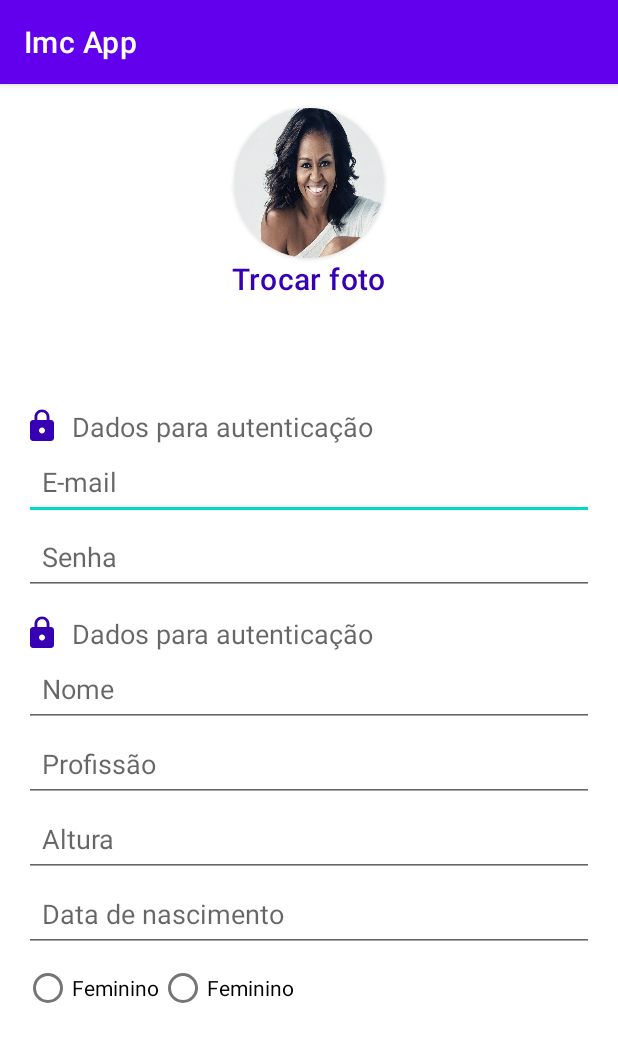
After one commit to gi0vannaj/imc---app, an Android app: the NovoUsuarioActivity screen opened directly, with no data from a screen before it, on a phone screen of 412 x 824 dp. The commit adds this screen. Shown: the top 1042 px of the screen. Run offline under Robolectric (Android 15) with nearby library versions, the phone set to English and light mode, and no system bars; Roboto replaces fonts that are not available here.

Commit message:
criaçao da pagina de cadastro de novo usuario

```diff
--- a/app/src/main/AndroidManifest.xml
+++ b/app/src/main/AndroidManifest.xml
@@ -9,7 +9,8 @@
         android:roundIcon="@drawable/imc64"
         android:supportsRtl="true"
         android:theme="@style/Theme.ImcApp">
-        <activity android:name=".DashBordActivity"></activity>
+        <activity android:name=".NovoUsuarioActivity"></activity>
+        <activity android:name=".DashBordActivity" />
         <activity android:name=".MainActivity2" />
         <activity
             android:name=".MainActivity"
--- /dev/null
+++ b/app/src/main/java/com/example/imcapp/NovoUsuarioActivity.kt
@@ -0,0 +1,11 @@
+package com.example.imcapp
+
+import androidx.appcompat.app.AppCompatActivity
+import android.os.Bundle
+
+class NovoUsuarioActivity : AppCompatActivity() {
+    override fun onCreate(savedInstanceState: Bundle?) {
+        super.onCreate(savedInstanceState)
+        setContentView(R.layout.activity_novo_usuario)
+    }
+}
--- a/app/src/main/res/layout/activity_main.xml
+++ b/app/src/main/res/layout/activity_main.xml
@@ -109,10 +109,8 @@
                 <EditText
                     android:layout_width="match_parent"
                     android:layout_height="wrap_content"
-                    android:inputType="textEmailAddress"
-                    >
+                    android:inputType="textEmailAddress"/>
 
-                </EditText>
             </com.google.android.material.textfield.TextInputLayout>
 
             <com.google.android.material.textfield.TextInputLayout
--- /dev/null
+++ b/app/src/main/res/layout/activity_novo_usuario.xml
@@ -0,0 +1,142 @@
+<?xml version="1.0" encoding="utf-8"?>
+<LinearLayout
+    xmlns:android="http://schemas.android.com/apk/res/android"
+    xmlns:app="http://schemas.android.com/apk/res-auto"
+    xmlns:tools="http://schemas.android.com/tools"
+    android:layout_width="match_parent"
+    android:layout_height="match_parent"
+    tools:context=".NovoUsuarioActivity">
+
+    <LinearLayout
+        android:layout_width="match_parent"
+        android:layout_height="match_parent"
+        android:orientation="vertical">
+
+        <LinearLayout
+            android:layout_width="match_parent"
+            android:layout_height="200dp"
+            android:orientation="vertical">
+
+            <androidx.cardview.widget.CardView
+                android:layout_width="100dp"
+                android:layout_height="100dp"
+                app:cardCornerRadius="50dp"
+                android:layout_gravity="center_horizontal"
+                android:layout_marginTop="16dp">
+
+                <ImageView
+                    android:layout_width="match_parent"
+                    android:layout_height="match_parent"
+                    android:background="@drawable/michele"
+                    android:scaleType="fitXY"/>
+            </androidx.cardview.widget.CardView>
+
+            <TextView
+                android:layout_width="wrap_content"
+                android:layout_height="wrap_content"
+                android:text="Trocar foto"
+                android:textAppearance="@style/TextAppearance.MaterialComponents.Headline6"
+                android:textColor="@color/purple_700"
+                android:layout_gravity="center"/>
+        </LinearLayout>
+
+        <androidx.core.widget.NestedScrollView
+            android:layout_width="match_parent"
+            android:layout_height="wrap_content">
+
+            <LinearLayout
+                android:layout_width="match_parent"
+                android:layout_height="wrap_content"
+                android:orientation="vertical"
+                android:padding="16dp">
+
+                <TextView
+                    android:layout_width="match_parent"
+                    android:layout_height="wrap_content"
+                    android:drawableStart="@drawable/lock_24"
+                    android:drawableTint="@color/purple_700"
+                    android:text="Dados para autenticação"
+                    android:drawablePadding="8dp"
+                    android:gravity="center_vertical"
+                    android:textAppearance="@style/TextAppearance.AppCompat.Medium"/>
+
+                <EditText
+                    android:layout_width="match_parent"
+                    android:layout_height="50dp"
+                    android:hint="@string/login_et_email"
+                    android:paddingStart="12dp"/>
+
+                <EditText
+                    android:layout_width="match_parent"
+                    android:layout_height="50dp"
+                    android:hint="@string/login_et_senha"
+                    android:paddingStart="12dp"/>
+
+                <TextView
+                    android:layout_width="match_parent"
+                    android:layout_height="wrap_content"
+                    android:layout_marginTop="13dp"
+                    android:drawableStart="@drawable/lock_24"
+                    android:drawableTint="@color/purple_700"
+                    android:text="Dados para autenticação"
+                    android:drawablePadding="8dp"
+                    android:gravity="center_vertical"
+                    android:textAppearance="@style/TextAppearance.AppCompat.Medium"/>
+
+                <EditText
+                    android:layout_width="match_parent"
+                    android:layout_height="50dp"
+                    android:hint="@string/novo_usuario_nome"
+                    android:paddingStart="12dp"/>
+
+                <EditText
+                    android:layout_width="match_parent"
+                    android:layout_height="50dp"
+                    android:hint="@string/novo_usuario_profissao"
+                    android:paddingStart="12dp"/>
+
+                <EditText
+                    android:layout_width="match_parent"
+                    android:layout_height="50dp"
+                    android:hint="@string/novo_usuario_altura"
+                    android:paddingStart="12dp"/>
+                <EditText
+                    android:layout_width="match_parent"
+                    android:layout_height="50dp"
+                    android:hint="@string/novo_usuario_nascimento"
+                    android:paddingStart="12dp"/>
+
+                <RadioGroup
+                    android:layout_width="match_parent"
+                    android:layout_height="wrap_content"
+                    android:orientation="horizontal">
+
+                    <RadioButton
+                        android:layout_width="wrap_content"
+                        android:layout_height="wrap_content"
+                        android:text="Feminino">
+
+                    </RadioButton>
+
+                    <RadioButton
+                        android:layout_width="wrap_content"
+                        android:layout_height="wrap_content"
+                        android:text="Feminino">
+
+                    </RadioButton>
+                </RadioGroup>
+
+
+
+
+            </LinearLayout>
+
+
+
+        </androidx.core.widget.NestedScrollView>
+
+
+
+    </LinearLayout>
+
+</LinearLayout>
--- a/app/src/main/res/values/strings.xml
+++ b/app/src/main/res/values/strings.xml
@@ -9,4 +9,9 @@
     <string name="login_esqueci">Esqueci a senha</string>
     <string name="login_nao_tem_conta">Não tem uma conta?</string>
     <string name="login_criar_conta">Criar uma conta agora</string>
+    <string name="novo_usuario_nome">Nome</string>
+    <string name="novo_usuario_altura">Altura</string>
+    <string name="novo_usuario_profissao">Profissão</string>
+    <string name="novo_usuario_nascimento">Data de nascimento</string>
+
 </resources>
```
